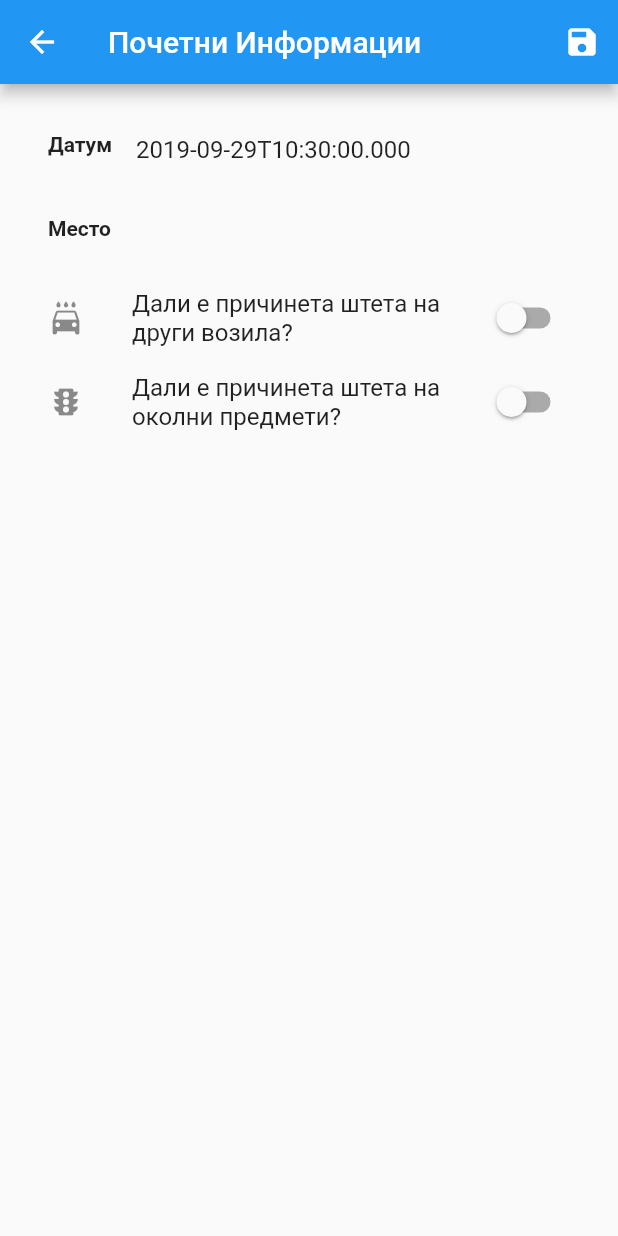
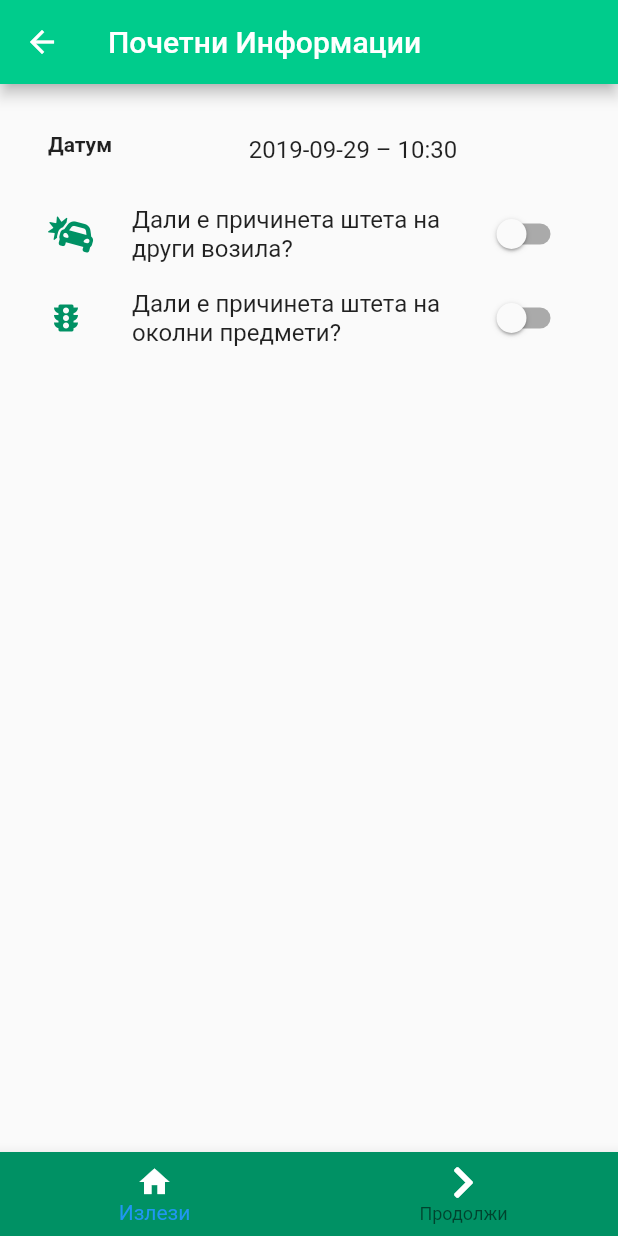
Before and after one commit to aavramovic/insurhack_izveshtaj_app, a Flutter app: the StartNew screen opened directly, on a phone screen of 412 x 824 dp. Run offline on Flutter 3.47's test engine with Material 2 defaults, Android fonts, the phone set to English and light mode, and no system bars; our stand-ins replace font_awesome_flutter, image_picker, location, qr_flutter, rflutter_alert; missing offline and left inert: barcode_scan, qr_code_scanner; accounts and stored records are empty.

Commit message:
sreden qr kod skener

```diff
--- a/lib/main.dart
+++ b/lib/main.dart
@@ -43,7 +43,7 @@ class _MyHomePageState extends State<MyHomePage> {
     return Scaffold(
       appBar: AppBar(
         title: Text(widget.title),
-        backgroundColor: _colorPrimary,
+        backgroundColor: Color.fromRGBO(0, 204, 140, 1),
       ),
       body: Center(
         child: Column(
--- a/lib/screens/main_form_screen.dart
+++ b/lib/screens/main_form_screen.dart
@@ -1,6 +1,7 @@
 import 'dart:io';
 
 import 'package:flutter/material.dart';
+import 'package:font_awesome_flutter/font_awesome_flutter.dart';
 import 'package:provider/provider.dart';
 import 'package:qr_flutter/qr_flutter.dart';
 import 'package:rflutter_alert/rflutter_alert.dart';
@@ -59,9 +60,10 @@ class _MainFormScreenState extends State<MainFormScreen> with SingleTickerProvid
     return Scaffold(
       appBar: AppBar(
         title: Text('Информации'),
+        backgroundColor: Color.fromRGBO(0, 204, 140, 1),
         actions: <Widget>[
           IconButton(
-            icon: Icon(Icons.content_copy),
+            icon: Icon(FontAwesomeIcons.qrcode),
             //onPressed: () { _showQrCode(brojNaIzveshtaj); },
             // onPressed: () { _showQrRAlert(context, brojNaIzveshtaj); },
             onPressed: () {
@@ -74,6 +76,7 @@ class _MainFormScreenState extends State<MainFormScreen> with SingleTickerProvid
           )
         ],
         bottom: TabBar(
+          indicatorColor: Color.fromRGBO(0, 204, 140, 1),
           controller: _tabController,
           tabs: [
             new Tab(icon: Icon(Icons.person),),
--- a/lib/screens/qr_scan.dart
+++ b/lib/screens/qr_scan.dart
@@ -71,7 +71,7 @@ class _QRViewExampleState extends State<QRViewExample> {
   */
 
 
-  String result = "Hey there !";
+  String result = "";
   bool success = false;
 
   Future _scanQR() async {
@@ -108,6 +108,7 @@ class _QRViewExampleState extends State<QRViewExample> {
     return Scaffold(
       appBar: AppBar(
         title: Text("Скенирај QR код"),
+        backgroundColor: Color.fromRGBO(0, 204, 140, 1),
       ),
       body: Center(
         child: Column(
@@ -123,7 +124,7 @@ class _QRViewExampleState extends State<QRViewExample> {
               minWidth: 310.0,
               height: 100.0,
               child: RaisedButton(
-                child: success ? Text("Продолжи") : Text("Вклучи ја камерата за скенирање",),
+                child: success ? Text("Продолжи", textScaleFactor: 1.2,) : Text("Вклучи ја камерата за скенирање", textScaleFactor: 1.2,),
                 textColor: _colorWhite,
                 color: _colorSecondary,
                 onPressed: success
--- a/lib/screens/start_new_screen.dart
+++ b/lib/screens/start_new_screen.dart
@@ -1,9 +1,12 @@
 import 'package:flutter/material.dart';
 import 'package:provider/provider.dart';
+import 'package:intl/intl.dart';
 
 import 'package:insurhack_izveshtaj_app/providers/izveshtaj.dart';
 import 'package:insurhack_izveshtaj_app/providers/izveshtai.dart';
 import 'package:insurhack_izveshtaj_app/screens/main_form_screen.dart';
+import 'package:font_awesome_flutter/font_awesome_flutter.dart';
+import 'package:insurhack_izveshtaj_app/main.dart';
 
 
 class StartNew extends StatefulWidget {
@@ -12,10 +15,19 @@ class StartNew extends StatefulWidget {
 }
 
 class _StartNewState extends State<StartNew> {
+
+  static const _colorPrimary = Color.fromRGBO(0, 145, 100, 1);
+  static const _colorSecondary = Color.fromRGBO(204, 0, 64, 1);
+  static const _colorTertiary = Color.fromRGBO(0, 0, 120, 1);
+  static const _colorRed = Color.fromRGBO(245, 7, 7, 1);
+  static const _colorWhite = Color.fromRGBO(255, 255, 255, 1);
   final _formKey = GlobalKey<FormState>();
+  GlobalKey globalKey = new GlobalKey(debugLabel: 'btm_app_bar');
 
   var _newIzveshtaj = Izveshtaj(dateTime: DateTime.now(), location: '', damageToOtherProperty: false, damageToOtherVehicles: false);
 
+
+  int navigationIndex = 0;
   var _isLoading = false;
 
   Future<void> _saveIzveshtaj() async {
@@ -54,26 +66,61 @@ class _StartNewState extends State<StartNew> {
     return Scaffold(
       appBar: AppBar(
         title: Text("Почетни Информации"),
+        backgroundColor: Color.fromRGBO(0, 204, 140, 1),
+        /*
         actions: <Widget>[
           IconButton(
             icon: Icon(Icons.save),
             onPressed: _saveIzveshtaj,
           )
         ],
+
+         */
       ),
       body: Padding(
         padding: EdgeInsets.all(16.0),
+          child: Column(
+            children: <Widget>[
+              ListTile(
+                leading: Text('Датум', style: TextStyle(fontWeight: FontWeight.bold),),
+                title: Text(DateFormat('yyyy-MM-dd – kk:mm').format(_newIzveshtaj.dateTime), textAlign: TextAlign.center,),
+              ),
+              ListView(
+                shrinkWrap: true,
+                children: <Widget>[
+                  SwitchListTile(
+                    title: const Text('Дали е причинета штета на други возила?'),
+                    value: false,
+                    onChanged: (bool value) { setState(() { _newIzveshtaj.damageToOtherVehicles = value; }); },
+                    secondary: const Icon(FontAwesomeIcons.carCrash, color: _colorPrimary,),
+                  ),
+                  SwitchListTile(
+                    title: const Text('Дали е причинета штета на околни предмети?'),
+                    value: false,
+                    onChanged: (bool value) { setState(() { _newIzveshtaj.damageToOtherProperty = value; }); },
+                    secondary: const Icon(Icons.traffic, color: _colorPrimary,),
+                  ),
+
+                ],
+
+              )
+
+            ],
+          ),
+          /*
           child: ListView(
             children: <Widget>[
               ListTile(
                 leading: Text('Датум', style: TextStyle(fontWeight: FontWeight.bold),),
-                title: Text(_newIzveshtaj.dateTime.toIso8601String()),
+                title: Text(DateFormat('yyyy-MM-dd – kk:mm').format(_newIzveshtaj.dateTime), textAlign: TextAlign.center,),
               ),
+              /*
               ListTile(
-                leading: Text('Место', style: TextStyle(fontWeight: FontWeight.bold),),
+                leading: Text('Место', style: TextStyle(fontWeight: FontWeight.bold), textAlign: TextAlign.center,),
                 title: Text(_newIzveshtaj.location.toString()),
                 // TODO implement location properly
               ),
+               */
               SwitchListTile(
                 title: const Text('Дали е причинета штета на други возила?'),
                 value: false,
@@ -88,7 +135,75 @@ class _StartNewState extends State<StartNew> {
               ),
             ],
           ),
+
+           */
         ),
+      bottomNavigationBar: BottomNavigationBar(
+        type: BottomNavigationBarType.fixed,
+        backgroundColor: _colorPrimary,
+        key: globalKey,
+        items: [
+          BottomNavigationBarItem(
+            icon: Icon(Icons.home, color: _colorWhite),
+            title: new Text(
+              'Излези',
+              style: TextStyle(color: _colorWhite),
+            ),
+          ),
+          BottomNavigationBarItem(
+            backgroundColor: _colorWhite,
+            icon: Icon(
+              FontAwesomeIcons.chevronRight,
+              color: _colorWhite,
+            ),
+            title: new Text(
+              'Продолжи',
+              style: TextStyle(color: _colorWhite),
+            ),
+          )
+        ],
+        onTap: (int index) {
+          setState(() {
+            navigationIndex = index;
+            switch (navigationIndex) {
+              case 0:
+                Navigator.of(context).push(MaterialPageRoute(builder: (_) {
+                  return MyApp();
+                }));
+                break;
+              case 1:
+                showDialog(
+                    context: context,
+                    builder: (BuildContext context) {
+                      return AlertDialog(
+                        content: Form(
+                          key: _formKey,
+                          child: Column(
+                            mainAxisSize: MainAxisSize.min,
+
+                            children: <Widget>[
+                              Padding(
+                                padding: EdgeInsets.all(8.0),
+                                child: Text("Со продолжување на следниот чекор потоа нема да можете да се вратите на овој чекор", textAlign: TextAlign.center, textScaleFactor: 1.2,),
+                              ),
+                              Padding(
+                                padding: const EdgeInsets.all(8.0),
+                                child: RaisedButton(
+                                  child: Text("Прифаќам"),
+                                  onPressed: _saveIzveshtaj,
+                                ),
+                              )
+                            ],
+                          ),
+                        ),
+                      );
+                    });
+                break;
+            }
+          });
+        },
+      ),
+
     );
   }
 }
--- a/pubspec.yaml
+++ b/pubspec.yaml
@@ -33,6 +33,7 @@ dependencies:
   rflutter_alert:
   image_picker:
   path:
+  intl:
   location:
 
 
```
Also changed, not shown: lib/screens/prestart_check_screen.dart (+8 -6 lines), pubspec.lock.
